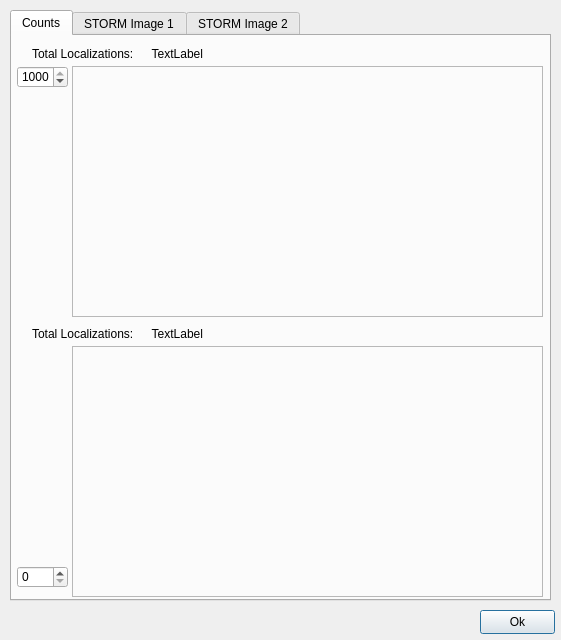
Qt form hal4000/qtdesigner/dualspotcounter.ui (ZhuangLab/storm-control) before a commit.
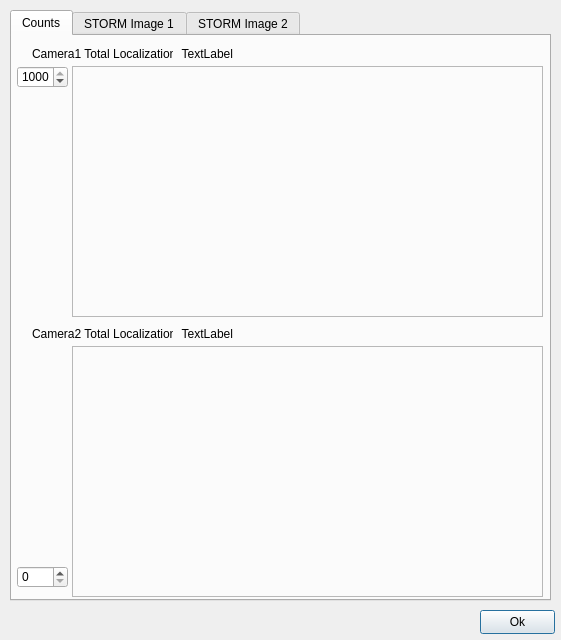
The same form after that commit.

Commit message: Got everything more or less working for a dual Andor camera setup including the focus lock and spot counter. Lots of changes, but not much time to describe them.

```diff
--- a/hal4000/qtdesigner/dualspotcounter.ui
+++ b/hal4000/qtdesigner/dualspotcounter.ui
@@ -81,18 +81,18 @@
       <rect>
        <x>20</x>
        <y>10</y>
-       <width>101</width>
+       <width>141</width>
        <height>16</height>
       </rect>
      </property>
      <property name="text">
-      <string>Total Localizations:</string>
+      <string>Camera1 Total Localizations:</string>
      </property>
     </widget>
     <widget class="QLabel" name="countsLabel1">
      <property name="geometry">
       <rect>
-       <x>130</x>
+       <x>160</x>
        <y>10</y>
        <width>61</width>
        <height>16</height>
@@ -164,18 +164,18 @@
       <rect>
        <x>20</x>
        <y>290</y>
-       <width>101</width>
+       <width>141</width>
        <height>16</height>
       </rect>
      </property>
      <property name="text">
-      <string>Total Localizations:</string>
+      <string>Camera2 Total Localizations:</string>
      </property>
     </widget>
     <widget class="QLabel" name="countsLabel3">
      <property name="geometry">
       <rect>
-       <x>130</x>
+       <x>160</x>
        <y>290</y>
        <width>61</width>
        <height>16</height>
```
Left out of the diff: 12 changed lines with no effect on the pictures. The commit also changes 20 other files.
